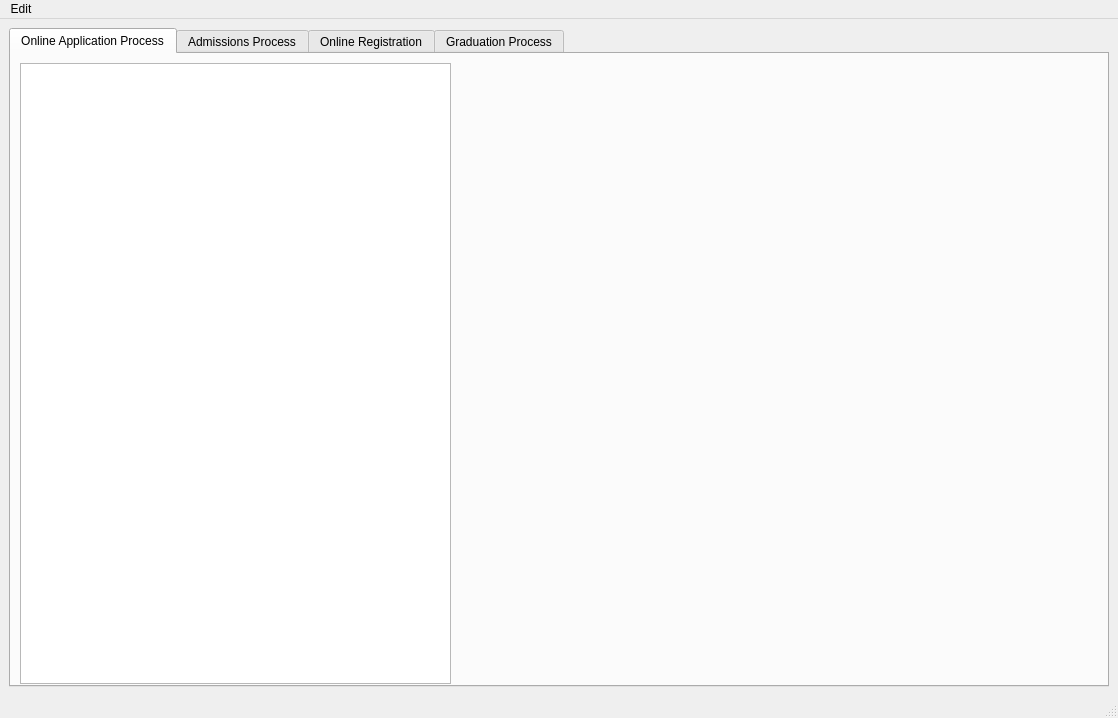
The window that starrs/ui/ui_main.ui (kiryha/CIS556) describes before a commit, drawn with Qt 5.
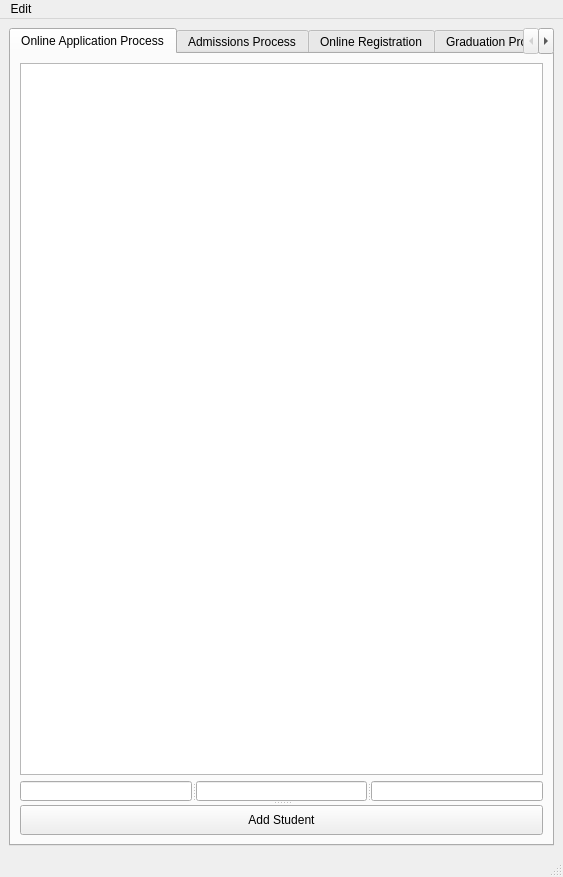
The same window after the commit.

```diff
--- a/starrs/ui/ui_main.ui
+++ b/starrs/ui/ui_main.ui
@@ -6,8 +6,8 @@
    <rect>
     <x>0</x>
     <y>0</y>
-    <width>1118</width>
-    <height>718</height>
+    <width>563</width>
+    <height>877</height>
    </rect>
   </property>
   <property name="windowTitle">
@@ -24,16 +24,70 @@
        <attribute name="title">
         <string>Online Application Process</string>
        </attribute>
-       <widget class="QTableView" name="tabStudents">
-        <property name="geometry">
-         <rect>
-          <x>9</x>
-          <y>9</y>
-          <width>431</width>
-          <height>621</height>
-         </rect>
-        </property>
-       </widget>
+       <layout class="QVBoxLayout" name="verticalLayout_2">
+        <item>
+         <widget class="QTableView" name="tabStudents"/>
+        </item>
+        <item>
+         <widget class="QSplitter" name="splitter_2">
+          <property name="maximumSize">
+           <size>
+            <width>16777215</width>
+            <height>55</height>
+           </size>
+          </property>
+          <property name="orientation">
+           <enum>Qt::Vertical</enum>
+          </property>
+          <widget class="QSplitter" name="splitter">
+           <property name="maximumSize">
+            <size>
+             <width>16777215</width>
+             <height>20</height>
+            </size>
+           </property>
+           <property name="orientation">
+            <enum>Qt::Horizontal</enum>
+           </property>
+           <widget class="QLineEdit" name="linStudentFirstName">
+            <property name="maximumSize">
+             <size>
+              <width>16777215</width>
+              <height>20</height>
+             </size>
+            </property>
+           </widget>
+           <widget class="QLineEdit" name="linStudentLastName">
+            <property name="maximumSize">
+             <size>
+              <width>16777215</width>
+              <height>20</height>
+             </size>
+            </property>
+           </widget>
+           <widget class="QLineEdit" name="linStudentDescription">
+            <property name="maximumSize">
+             <size>
+              <width>16777215</width>
+              <height>20</height>
+             </size>
+            </property>
+           </widget>
+          </widget>
+          <widget class="QPushButton" name="pushButton">
+           <property name="maximumSize">
+            <size>
+             <width>16777215</width>
+             <height>30</height>
+            </size>
+           </property>
+           <property name="text">
+            <string>Add Student</string>
+           </property>
+          </widget>
+         </widget>
+        </item>
+       </layout>
       </widget>
       <widget class="QWidget" name="tab_2">
        <attribute name="title">
@@ -59,7 +113,7 @@
     <rect>
      <x>0</x>
      <y>0</y>
-     <width>1118</width>
+     <width>563</width>
      <height>21</height>
     </rect>
    </property>
```
